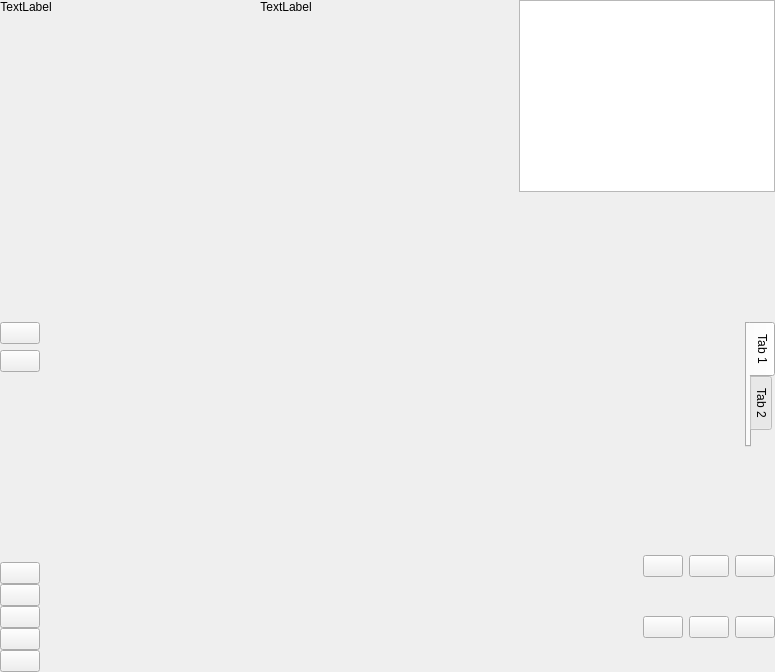
The window that src/ui/battle_widget.ui (k88936/UnRustedWarfare) describes before a commit, drawn with Qt 5.
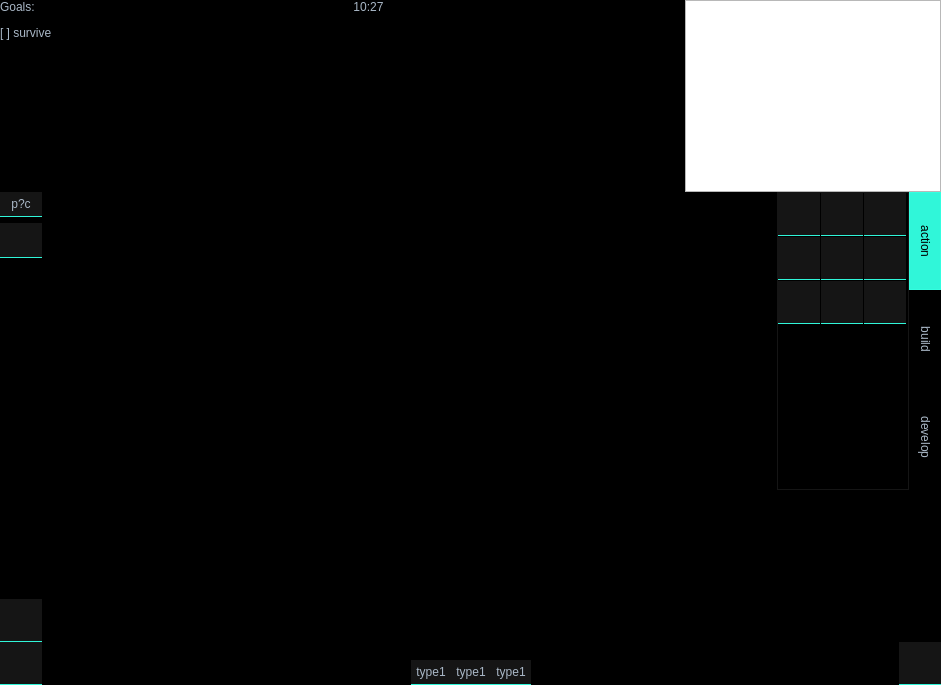
The same window after the commit. The open tabs and pages were chosen to show the change. Icons and pictures are not drawn.

```diff
--- a/src/ui/battle_widget.ui
+++ b/src/ui/battle_widget.ui
@@ -6,13 +6,374 @@
    <rect>
     <x>0</x>
     <y>0</y>
-    <width>775</width>
-    <height>672</height>
+    <width>941</width>
+    <height>685</height>
    </rect>
   </property>
   <property name="windowTitle">
    <string>battle_widget</string>
   </property>
+  <property name="styleSheet">
+   <string notr="true">/*
+Material Dark Style Sheet for QT Applications
+Author: Jaime A. Quiroga P.
+Inspired on https://github.com/jxfwinter/qt-material-stylesheet
+Company: GTRONICK
+Last updated: 04/12/2018, 15:00.
+Available at: https://github.com/GTRONICK/QSS/blob/master/MaterialDark.qss
+*/
+QMainWindow {
+	background-color:#000000;
+}
+.QWidget{
+ 	background-color: #000000;
+}
+ QDialog {
+	background-color:#000000;
+}
+QColorDialog {
+	background-color:#000000;
+}
+QTextEdit {
+	background-color:#000000;
+	color: #a9b7c6;
+} 
+QPlainTextEdit {
+	selection-background-color:#007b50;
+	background-color:#000000;
+	border-style: solid;
+	border-top-color: transparent;
+	border-right-color: transparent;
+	border-left-color: transparent;
+	border-bottom-color: transparent;
+	border-width: 1px;
+	color: #a9b7c6;
+} 
+QPushButton{
+	border-style: solid;
+	border-radius:0px;
+	border-top-color: transparent;
+	border-right-color: transparent;
+	border-left-color: transparent;
+	border-bottom-color: #30F6D9;
+	border-bottom-width: 1px;
+	border-style: solid;
+	color: #a9b7c6;
+padding:5px;
+	background-color: #151515;
+	
+}
+QPushButton::default{
+	border-bottom-width: 2px;
+	border-bottom-color: #32FFE0;
+	color: #32FFE0;
+}
+
+QPushButton:hover{
+	color: #000000;
+	background-color: #30F6D9;
+	
+}
+QPushButton:pressed{
+	color: #000000;
+	background-color: #2BDABD;
+}
+QPushButton:disabled{
+	border-bottom-color: #505050;
+	color: #505050;
+	background-color: #151515;
+}
+/* QToolButton {
+	border-style: solid;
+	border-top-color: transparent;
+	border-right-color: transparent;
+	border-left-color: transparent;
+	border-bottom-color: #04b97f;
+	border-bottom-width: 1px;
+	border-style: solid;
+	color: #a9b7c6;
+	padding: 2px;
+	background-color: #000000;
+}
+QToolButton:hover{
+	border-style: solid;
+	border-top-color: transparent;
+	border-right-color: transparent;
+	border-left-color: transparent;
+	border-bottom-color: #37efba;
+	border-bottom-width: 2px;
+	border-style: solid;
+	color: #FFFFFF;
+	padding-bottom: 1px;
+	background-color: #000000;
+} */ 
+QLineEdit {
+	border-width: 1px; 
+	border-radius: 0px;
+	border-color: #505050;
+	border-style: inset;
+	padding: 0px;
+	color: #a9b7c6;
+	background:#151515;
+	selection-background-color:#505050;
+	selection-color: #2BDABD;
+}
+QLabel {
+	color: #a9b7c6;
+}
+/* QLCDNumber {
+	color: #37e6b4;
+} */ 
+QProgressBar {
+	color: transparent;
+	border-style:inset;
+	border-width: 1px; 
+	border-radius: 0px;
+	border-color: #30F6D9;
+	background-color:#151515;
+}
+QProgressBar::chunk {
+	background-color: #30F6D9;
+	width:5px;
+	margin:0px;
+	border-radius: 0px;
+}
+/* QMenuBar {
+	background-color: #000000;
+}
+QMenuBar::item {
+	color: #a9b7c6;
+  	spacing: 3px;
+  	padding: 1px 4px;
+  	background: #000000;
+}
+
+QMenuBar::item:selected {
+  	background:#000000;
+	color: #FFFFFF;
+}
+QMenu::item:selected {
+	border-style: solid;
+	border-top-color: transparent;
+	border-right-color: transparent;
+	border-left-color: #04b97f;
+	border-bottom-color: transparent;
+	border-left-width: 2px;
+	color: #FFFFFF;
+	padding-left:15px;
+	padding-top:4px;
+	padding-bottom:4px;
+	padding-right:7px;
+	background-color: #000000;
+}
+QMenu::item {
+	border-style: solid;
+	border-top-color: transparent;
+	border-right-color: transparent;
+	border-left-color: transparent;
+	border-bottom-color: transparent;
+	border-bottom-width: 1px;
+	border-style: solid;
+	color: #a9b7c6;
+	padding-left:17px;
+	padding-top:4px;
+	padding-bottom:4px;
+	padding-right:7px;
+	background-color: #000000;
+}
+QMenu{
+	background-color:#000000;
+} */ 
+QTabWidget {
+	color:#a9b7c6;
+	background-color:#000000;
+	
+}
+QTabWidget::pane {
+	border:1px solid #151515;
+	border-radius: 0px;
+}
+QTabBar::tab{
+	border:1px solid #000000;
+	border-radius: 0px;
+	color: #a9b7c6;
+	padding:8px;
+	background-color: #000000;
+}
+QTabBar::tab:top,QTabBar::tab:bottom{
+min-width:80px;
+}
+QTabBar::tab:left,QTabBar::tab:right{
+min-height:80px;
+}
+ QTabBar::tab:hover {
+	color: #30F6D9;
+}
+QTabBar::tab:top:hover{
+	border-bottom-color:#30F6D9;
+}
+QTabBar::tab:bottom:hover{
+	border-top-color:#30F6D9;
+}
+QTabBar::tab:left:hover{
+	border-right-color:#30F6D9;
+}
+QTabBar::tab:right:hover{
+	border-left-color:#30F6D9;
+}
+QTabBar::tab:selected, QTabBar::tab:last:selected {
+	color: #000000;
+	border-color: #32FFE0;
+	background-color: #30F6D9;
+}
+
+QCheckBox {
+	color: #a9b7c6;
+	border:1px solid #151515;
+	border-radius:0px;
+	background-color:#151515;
+	padding-left: 4px;
+}
+
+
+QCheckBox:hover {
+	border-color: #30F6D9;
+	color:#30F6D9;
+}
+QCheckBox::indicator{
+	height: 10px;
+	width: 10px;
+	border-style:solid;
+	border-width: 1px;
+	border-color: #a9b7c6;
+}
+QCheckBox::indicator:checked {
+	background-color: #30F6D9;
+	border-color:#30F6D9
+}
+QCheckBox::indicator:unchecked {
+	background-color: transparent;
+}
+QCheckBox:disabled {
+	color: #505050;
+}
+/* QRadioButton {
+	color: #a9b7c6;
+	background-color: #000000;
+	padding: 1px;
+}
+QRadioButton::indicator:checked {
+	height: 10px;
+	width: 10px;
+	border-style:solid;
+	border-radius:5px;
+	border-width: 1px;
+	border-color: #04b97f;
+	color: #a9b7c6;
+	background-color: #04b97f;
+}
+QRadioButton::indicator:unchecked {
+	height: 10px;
+	width: 10px;
+	border-style:solid;
+	border-radius:5px;
+	border-width: 1px;
+	border-color: #04b97f;
+	color: #a9b7c6;
+	background-color: transparent;
+} */ 
+QStatusBar {
+	color:#ffffff;
+}
+QSpinBox {
+	color: #a9b7c6;	
+	background-color: #000000;
+}
+QDoubleSpinBox {
+	color: #a9b7c6;	
+	background-color: #000000;
+}
+QTimeEdit {
+	color: #a9b7c6;	
+	background-color: #000000;
+}
+QDateTimeEdit {
+	color: #a9b7c6;	
+	background-color: #000000;
+}
+QDateEdit {
+	color: #a9b7c6;	
+	background-color: #000000;
+}
+QComboBox {
+	color: #a9b7c6;	
+	background: #000000;
+}
+QComboBox:editable {
+	background: #000000;
+	color: #a9b7c6;
+	selection-background-color: #000000;
+}
+QComboBox QAbstractItemView {
+	color: #a9b7c6;	
+	background: #000000;
+	selection-color: #FFFFFF;
+	selection-background-color: #000000;
+}
+QComboBox:!editable:on, QComboBox::drop-down:editable:on {
+	color: #a9b7c6;	
+	background: #000000;
+}
+QFontComboBox {
+	color: #a9b7c6;	
+	background-color: #000000;
+}
+QToolBox {
+	color: #a9b7c6;
+	background-color: #000000;
+}
+QToolBox::tab {
+	color: #a9b7c6;
+	background-color: #000000;
+}
+QToolBox::tab:selected {
+	color: #FFFFFF;
+	background-color: #000000;
+}
+QScrollArea {
+	color: #a9b7c6;
+	background-color: #000000;
+}
+QSlider{
+background-color: #000000
+}
+QSlider::groove:horizontal {
+	height: 1px;
+}
+QSlider::groove:vertical {
+	width: 1px;
+}
+QSlider::handle{
+	background-color: #32FFE0;
+	border: 1px solid #151515;
+	border-radius: 0px;
+}
+QSlider::handle:horizontal {
+	width: 6px;
+	margin: -4px 0;
+}
+QSlider::handle:vertical {
+	height: 6px;
+	margin: 0 -4px;
+}
+QSlider::add-page{
+    background: #a9b7c6;
+}
+QSlider::sub-page {
+    background: #2BDABD;
+}
+</string>
+  </property>
   <layout class="QGridLayout" name="gridLayout">
    <property name="leftMargin">
     <number>0</number>
@@ -31,7 +392,7 @@
    </property>
    <item row="0" column="0">
     <widget class="QWidget" name="widget" native="true">
-     <layout class="QVBoxLayout" name="verticalLayout_3">
+     <layout class="QVBoxLayout" name="verticalLayout_5">
       <property name="spacing">
        <number>0</number>
       </property>
@@ -52,10 +413,10 @@
         <item>
          <widget class="QLabel" name="tasks_label">
           <property name="text">
-           <string>TextLabel</string>
+           <string>&lt;html&gt;&lt;head/&gt;&lt;body&gt;&lt;p&gt;Goals:&lt;/p&gt;&lt;p&gt;[ ] survive&lt;/p&gt;&lt;/body&gt;&lt;/html&gt;</string>
           </property>
           <property name="alignment">
-           <set>Qt::AlignmentFlag::AlignHCenter|Qt::AlignmentFlag::AlignTop</set>
+           <set>Qt::AlignmentFlag::AlignLeading|Qt::AlignmentFlag::AlignLeft|Qt::AlignmentFlag::AlignTop</set>
           </property>
          </widget>
         </item>
@@ -75,7 +436,7 @@
         <item>
          <widget class="QLabel" name="time_label">
           <property name="text">
-           <string>TextLabel</string>
+           <string>&lt;html&gt;&lt;head/&gt;&lt;body&gt;&lt;p&gt;10:27&lt;/p&gt;&lt;p&gt;&lt;br/&gt;&lt;/p&gt;&lt;/body&gt;&lt;/html&gt;</string>
           </property>
           <property name="scaledContents">
            <bool>false</bool>
@@ -110,19 +471,6 @@
         </item>
        </layout>
       </item>
-      <item>
-       <spacer name="verticalSpacer">
-        <property name="orientation">
-         <enum>Qt::Orientation::Vertical</enum>
-        </property>
-        <property name="sizeHint" stdset="0">
-         <size>
-          <width>20</width>
-          <height>130</height>
-         </size>
-        </property>
-       </spacer>
-      </item>
       <item>
        <layout class="QHBoxLayout" name="horizontalLayout_2">
         <item>
@@ -136,13 +484,16 @@
           <item>
            <widget class="QPushButton" name="pause_button">
             <property name="sizePolicy">
-             <sizepolicy hsizetype="Fixed" vsizetype="Fixed">
+             <sizepolicy hsizetype="Minimum" vsizetype="Minimum">
               <horstretch>0</horstretch>
               <verstretch>0</verstretch>
              </sizepolicy>
             </property>
+            <property name="styleSheet">
+             <string notr="true"/>
+            </property>
             <property name="text">
-             <string/>
+             <string>p?c</string>
             </property>
             <property name="flat">
              <bool>false</bool>
@@ -150,19 +501,14 @@
            </widget>
           </item>
           <item>
-           <widget class="QPushButton" name="pushButton_6">
-            <property name="sizePolicy">
-             <sizepolicy hsizetype="Fixed" vsizetype="Fixed">
-              <horstretch>0</horstretch>
-              <verstretch>0</verstretch>
-             </sizepolicy>
+           <widget class="QPushButton" name="button_speed">
+            <property name="styleSheet">
+             <string notr="true">QPushButton{min-width: 32px;min-height: 24px;max-width:32px;max-height:24px;image: url(:/ui/speed_highlight.png);}QPushButton:hover,QPushButton:pressed{image: url(:/ui/speed_dark.png);}
+</string>
             </property>
             <property name="text">
              <string/>
             </property>
-            <property name="flat">
-             <bool>false</bool>
-            </property>
            </widget>
           </item>
           <item>
@@ -196,7 +542,7 @@
         <item>
          <widget class="QTabWidget" name="tool_tabs">
           <property name="sizePolicy">
-           <sizepolicy hsizetype="Preferred" vsizetype="Preferred">
+           <sizepolicy hsizetype="Minimum" vsizetype="Fixed">
             <horstretch>0</horstretch>
             <verstretch>0</verstretch>
            </sizepolicy>
@@ -213,6 +559,9 @@
           <property name="elideMode">
            <enum>Qt::TextElideMode::ElideLeft</enum>
           </property>
+          <property name="usesScrollButtons">
+           <bool>false</bool>
+          </property>
           <property name="documentMode">
            <bool>false</bool>
           </property>
@@ -226,34 +575,275 @@
            <bool>false</bool>
           </property>
           <widget class="QWidget" name="tab">
+           <property name="sizePolicy">
+            <sizepolicy hsizetype="Preferred" vsizetype="Preferred">
+             <horstretch>0</horstretch>
+             <verstretch>0</verstretch>
+            </sizepolicy>
+           </property>
            <attribute name="title">
-            <string>Tab 1</string>
+            <string>action</string>
            </attribute>
+           <layout class="QGridLayout" name="gridLayout_3">
+            <property name="leftMargin">
+             <number>0</number>
+            </property>
+            <property name="topMargin">
+             <number>0</number>
+            </property>
+            <property name="rightMargin">
+             <number>0</number>
+            </property>
+            <property name="bottomMargin">
+             <number>0</number>
+            </property>
+            <property name="spacing">
+             <number>1</number>
+            </property>
+            <item row="0" column="0">
+             <widget class="QPushButton" name="button_upgrade">
+              <property name="sizePolicy">
+               <sizepolicy hsizetype="Preferred" vsizetype="Preferred">
+                <horstretch>0</horstretch>
+                <verstretch>0</verstretch>
+               </sizepolicy>
+              </property>
+              <property name="styleSheet">
+               <string notr="true">QPushButton{min-width: 32px;min-height: 32px;max-width: 32px;max-height: 32px;image: url(:/ui/upgrade_highlight.png);}QPushButton:hover,QPushButton:pressed{image: url(:/ui/upgrade_dark.png);}
+</string>
+              </property>
+              <property name="text">
+               <string/>
+              </property>
+             </widget>
+            </item>
+            <item row="1" column="0">
+             <widget class="QPushButton" name="button_fix">
+              <property name="sizePolicy">
+               <sizepolicy hsizetype="Preferred" vsizetype="Preferred">
+                <horstretch>0</horstretch>
+                <verstretch>0</verstretch>
+               </sizepolicy>
+              </property>
+              <property name="styleSheet">
+               <string notr="true">QPushButton{min-width: 32px;min-height: 32px;max-width: 32px;max-height: 32px;image: url(:/ui/repair_highlight.png);}QPushButton:hover,QPushButton:pressed{image: url(:/ui/repair_dark.png);}
+</string>
+              </property>
+              <property name="text">
+               <string/>
+              </property>
+             </widget>
+            </item>
+            <item row="1" column="1">
+             <widget class="QPushButton" name="button_march">
+              <property name="sizePolicy">
+               <sizepolicy hsizetype="Preferred" vsizetype="Preferred">
+                <horstretch>0</horstretch>
+                <verstretch>0</verstretch>
+               </sizepolicy>
+              </property>
+              <property name="styleSheet">
+               <string notr="true">QPushButton{min-width: 32px;min-height: 32px;max-width: 32px;max-height: 32px;image: url(:/ui/march_highlight.png);}QPushButton:hover,QPushButton:pressed{image: url(:/ui/march_dark.png);}
+</string>
+              </property>
+              <property name="text">
+               <string/>
+              </property>
+             </widget>
+            </item>
+            <item row="3" column="0">
+             <widget class="QPushButton" name="button_delete">
+              <property name="sizePolicy">
+               <sizepolicy hsizetype="Preferred" vsizetype="Preferred">
+                <horstretch>0</horstretch>
+                <verstretch>0</verstretch>
+               </sizepolicy>
+              </property>
+              <property name="styleSheet">
+               <string notr="true">QPushButton{min-width: 32px;min-height: 32px;max-width: 32px;max-height: 32px;image: url(:/ui/delete_highlight.png);}QPushButton:hover,QPushButton:pressed{image: url(:/ui/delete_dark.png);}
+</string>
+              </property>
+              <property name="text">
+               <string/>
+              </property>
+             </widget>
+            </item>
+            <item row="0" column="1">
+             <widget class="QPushButton" name="button_explore">
+              <property name="sizePolicy">
+               <sizepolicy hsizetype="Preferred" vsizetype="Preferred">
+                <horstretch>0</horstretch>
+                <verstretch>0</verstretch>
+               </sizepolicy>
+              </property>
+              <property name="styleSheet">
+               <string notr="true">QPushButton{min-width: 32px;min-height: 32px;max-width: 32px;max-height: 32px;image: url(:/ui/explore_highlight.png);}QPushButton:hover,QPushButton:pressed{image: url(:/ui/explore_dark.png);}
+</string>
+              </property>
+              <property name="text">
+               <string/>
+              </property>
+             </widget>
+            </item>
+            <item row="3" column="1">
+             <widget class="QPushButton" name="button_patrol">
+              <property name="sizePolicy">
+               <sizepolicy hsizetype="Preferred" vsizetype="Preferred">
+                <horstretch>0</horstretch>
+                <verstretch>0</verstretch>
+               </sizepolicy>
+              </property>
+              <property name="styleSheet">
+               <string notr="true">QPushButton{min-width: 32px;min-height: 32px;max-width: 32px;max-height: 32px;image: url(:/ui/patrol_highlight.png);}QPushButton:hover,QPushButton:pressed{image: url(:/ui/patrol_dark.png);}
+</string>
+              </property>
+              <property name="text">
+               <string/>
+              </property>
+             </widget>
+            </item>
+            <item row="0" column="2">
+             <widget class="QPushButton" name="button_attack">
+              <property name="sizePolicy">
+               <sizepolicy hsizetype="Preferred" vsizetype="Preferred">
+                <horstretch>0</horstretch>
+                <verstretch>0</verstretch>
+               </sizepolicy>
+              </property>
+              <property name="styleSheet">
+               <string notr="true">QPushButton{min-width: 32px;min-height: 32px;max-width: 32px;max-height: 32px;image: url(:/ui/attack_highlight.png);}QPushButton:hover,QPushButton:pressed{image: url(:/ui/attack_dark.png);}
+</string>
+              </property>
+              <property name="text">
+               <string/>
+              </property>
+             </widget>
+            </item>
+            <item row="3" column="2">
+             <widget class="QPushButton" name="button_stay">
+              <property name="sizePolicy">
+               <sizepolicy hsizetype="Preferred" vsizetype="Preferred">
+                <horstretch>0</horstretch>
+                <verstretch>0</verstretch>
+               </sizepolicy>
+              </property>
+              <property name="styleSheet">
+               <string notr="true">QPushButton{min-width: 32px;min-height: 32px;max-width: 32px;max-height: 32px;image: url(:/ui/stay_highlight.png);}QPushButton:hover,QPushButton:pressed{image: url(:/ui/stay_dark.png);}
+</string>
+              </property>
+              <property name="text">
+               <string/>
+              </property>
+             </widget>
+            </item>
+            <item row="1" column="2">
+             <widget class="QPushButton" name="button_defence">
+              <property name="sizePolicy">
+               <sizepolicy hsizetype="Preferred" vsizetype="Preferred">
+                <horstretch>0</horstretch>
+                <verstretch>0</verstretch>
+               </sizepolicy>
+              </property>
+              <property name="styleSheet">
+               <string notr="true">QPushButton{min-width: 32px;min-height: 32px;max-width: 32px;max-height: 32px;image: url(:/ui/defence_highlight.png);}QPushButton:hover,QPushButton:pressed{image: url(:/ui/defence_dark.png);}
+</string>
+              </property>
+              <property name="text">
+               <string/>
+              </property>
+             </widget>
+            </item>
+            <item row="4" column="0">
+             <spacer name="verticalSpacer_7">
+              <property name="orientation">
+               <enum>Qt::Orientation::Vertical</enum>
+              </property>
+              <property name="sizeHint" stdset="0">
+               <size>
+                <width>20</width>
+                <height>40</height>
+               </size>
+              </property>
+             </spacer>
+            </item>
+           </layout>
           </widget>
           <widget class="QWidget" name="tab_2">
            <attribute name="title">
-            <string>Tab 2</string>
+            <string>build</string>
            </attribute>
+           <layout class="QGridLayout" name="gridLayout_2">
+            <property name="leftMargin">
+             <number>0</number>
+            </property>
+            <property name="topMargin">
+             <number>0</number>
+            </property>
+            <property name="rightMargin">
+             <number>0</number>
+            </property>
+            <property name="bottomMargin">
+             <number>0</number>
+            </property>
+            <property name="spacing">
+             <number>1</number>
+            </property>
+            <item row="0" column="0">
+             <spacer name="verticalSpacer_8">
+              <property name="orientation">
+               <enum>Qt::Orientation::Vertical</enum>
+              </property>
+              <property name="sizeHint" stdset="0">
+               <size>
+                <width>20</width>
+                <height>40</height>
+               </size>
+              </property>
+             </spacer>
+            </item>
+           </layout>
+          </widget>
+          <widget class="QWidget" name="tab_3">
+           <attribute name="title">
+            <string>develop</string>
+           </attribute>
+           <layout class="QGridLayout" name="gridLayout_4">
+            <property name="leftMargin">
+             <number>0</number>
+            </property>
+            <property name="topMargin">
+             <number>0</number>
+            </property>
+            <property name="rightMargin">
+             <number>0</number>
+            </property>
+            <property name="bottomMargin">
+             <number>0</number>
+            </property>
+            <property name="spacing">
+             <number>1</number>
+            </property>
+            <item row="0" column="0">
+             <spacer name="verticalSpacer_9">
+              <property name="orientation">
+               <enum>Qt::Orientation::Vertical</enum>
+              </property>
+              <property name="sizeHint" stdset="0">
+               <size>
+                <width>20</width>
+                <height>293</height>
+               </size>
+              </property>
+             </spacer>
+            </item>
+           </layout>
           </widget>
          </widget>
         </item>
        </layout>
       </item>
       <item>
-       <spacer name="verticalSpacer_2">
-        <property name="orientation">
-         <enum>Qt::Orientation::Vertical</enum>
-        </property>
-        <property name="sizeHint" stdset="0">
-         <size>
-          <width>20</width>
-          <height>40</height>
-         </size>
-        </property>
-       </spacer>
-      </item>
-      <item>
-       <layout class="QHBoxLayout" name="horizontalLayout_3">
+       <layout class="QHBoxLayout" name="horizontalLayout_4">
         <item>
          <layout class="QVBoxLayout" name="verticalLayout">
           <item>
@@ -272,27 +862,15 @@
           <item>
            <widget class="QPushButton" name="queue0">
             <property name="sizePolicy">
-             <sizepolicy hsizetype="Fixed" vsizetype="Fixed">
+             <sizepolicy hsizetype="Preferred" vsizetype="Preferred">
               <horstretch>0</horstretch>
               <verstretch>0</verstretch>
              </sizepolicy>
             </property>
-            <property name="text">
-             <string/>
+            <property name="styleSheet">
+             <string notr="true">QPushButton{min-width: 32px;min-height: 32px;max-width:32px;max-height:32px;image: url(:/ui/add-group_highlight.png);}QPushButton:hover,QPushButton:pressed{image: url(:/ui/add-group_dark.png);}
+</string>
             </property>
-            <property name="flat">
-             <bool>false</bool>
-            </property>
-           </widget>
-          </item>
-          <item>
-           <widget class="QPushButton" name="queue1">
-            <property name="sizePolicy">
-             <sizepolicy hsizetype="Fixed" vsizetype="Fixed">
-              <horstretch>0</horstretch>
-              <verstretch>0</verstretch>
-             </sizepolicy>
-            </property>
             <property name="text">
              <string/>
             </property>
@@ -304,42 +882,14 @@
           <item>
            <widget class="QPushButton" name="pushButton_5">
             <property name="sizePolicy">
-             <sizepolicy hsizetype="Fixed" vsizetype="Fixed">
+             <sizepolicy hsizetype="Preferred" vsizetype="Preferred">
               <horstretch>0</horstretch>
               <verstretch>0</verstretch>
              </sizepolicy>
             </property>
-            <property name="text">
-             <string/>
-            </property>
-            <property name="flat">
-             <bool>false</bool>
-            </property>
-           </widget>
-          </item>
-          <item>
-           <widget class="QPushButton" name="pushButton_4">
-            <property name="sizePolicy">
-             <sizepolicy hsizetype="Fixed" vsizetype="Fixed">
-              <horstretch>0</horstretch>
-              <verstretch>0</verstretch>
-             </sizepolicy>
-            </property>
-            <property name="text">
-             <string/>
-            </property>
-            <property name="flat">
-             <bool>false</bool>
-            </property>
-           </widget>
-          </item>
-          <item>
-           <widget class="QPushButton" name="pushButton">
-            <property name="sizePolicy">
-             <sizepolicy hsizetype="Fixed" vsizetype="Fixed">
-              <horstretch>0</horstretch>
-              <verstretch>0</verstretch>
-             </sizepolicy>
+            <property name="styleSheet">
+             <string notr="true">QPushButton{min-width: 32px;min-height: 32px;max-width:32px;max-height:32px;image: url(:/ui/group_highlight.png);}QPushButton:hover,QPushButton:pressed{image: url(:/ui/group_dark.png);}
+</string>
             </property>
             <property name="text">
              <string/>
@@ -365,106 +915,110 @@
          </spacer>
         </item>
         <item>
-         <layout class="QGridLayout" name="gridLayout_2">
-          <property name="sizeConstraint">
-           <enum>QLayout::SizeConstraint::SetDefaultConstraint</enum>
-          </property>
-          <property name="spacing">
-           <number>6</number>
-          </property>
-          <item row="1" column="2">
-           <widget class="QPushButton" name="pushButton_13">
-            <property name="sizePolicy">
-             <sizepolicy hsizetype="Fixed" vsizetype="Fixed">
-              <horstretch>0</horstretch>
-              <verstretch>0</verstretch>
-             </sizepolicy>
+         <layout class="QVBoxLayout" name="verticalLayout_3">
+          <item>
+           <spacer name="verticalSpacer_2">
+            <property name="orientation">
+             <enum>Qt::Orientation::Vertical</enum>
             </property>
-            <property name="text">
-             <string/>
+            <property name="sizeHint" stdset="0">
+             <size>
+              <width>20</width>
+              <height>40</height>
+             </size>
             </property>
-            <property name="flat">
-             <bool>false</bool>
-            </property>
-           </widget>
+           </spacer>
           </item>
-          <item row="0" column="2">
-           <widget class="QPushButton" name="pushButton_12">
-            <property name="sizePolicy">
-             <sizepolicy hsizetype="Fixed" vsizetype="Fixed">
-              <horstretch>0</horstretch>
-              <verstretch>0</verstretch>
-             </sizepolicy>
-            </property>
-            <property name="text">
-             <string/>
-            </property>
-            <property name="flat">
-             <bool>false</bool>
-            </property>
-           </widget>
+          <item>
+           <layout class="QHBoxLayout" name="horizontalLayout_3">
+            <item>
+             <widget class="QPushButton" name="button_type">
+              <property name="sizePolicy">
+               <sizepolicy hsizetype="Preferred" vsizetype="Preferred">
+                <horstretch>0</horstretch>
+                <verstretch>0</verstretch>
+               </sizepolicy>
+              </property>
+              <property name="text">
+               <string>type1</string>
+              </property>
+              <property name="flat">
+               <bool>false</bool>
+              </property>
+             </widget>
+            </item>
+            <item>
+             <widget class="QPushButton" name="pushButton_9">
+              <property name="sizePolicy">
+               <sizepolicy hsizetype="Preferred" vsizetype="Preferred">
+                <horstretch>0</horstretch>
+                <verstretch>0</verstretch>
+               </sizepolicy>
+              </property>
+              <property name="text">
+               <string>type1</string>
+              </property>
+              <property name="flat">
+               <bool>false</bool>
+              </property>
+             </widget>
+            </item>
+            <item>
+             <widget class="QPushButton" name="pushButton_10">
+              <property name="sizePolicy">
+               <sizepolicy hsizetype="Preferred" vsizetype="Preferred">
+                <horstretch>0</horstretch>
+                <verstretch>0</verstretch>
+               </sizepolicy>
+              </property>
+              <property name="text">
+               <string>type1</string>
+              </property>
+              <property name="flat">
+               <bool>false</bool>
+              </property>
+             </widget>
+            </item>
+           </layout>
           </item>
-          <item row="0" column="1">
-           <widget class="QPushButton" name="pushButton_10">
-            <property name="sizePolicy">
-             <sizepolicy hsizetype="Fixed" vsizetype="Fixed">
-              <horstretch>0</horstretch>
-              <verstretch>0</verstretch>
-             </sizepolicy>
+         </layout>
+        </item>
+        <item>
+         <spacer name="horizontalSpacer_5">
+          <property name="orientation">
+           <enum>Qt::Orientation::Horizontal</enum>
+          </property>
+          <property name="sizeHint" stdset="0">
+           <size>
+            <width>40</width>
+            <height>20</height>
+           </size>
+          </property>
+         </spacer>
+        </item>
+        <item>
+         <layout class="QVBoxLayout" name="verticalLayout_4">
+          <item>
+           <spacer name="verticalSpacer_6">
+            <property name="orientation">
+             <enum>Qt::Orientation::Vertical</enum>
             </property>
-            <property name="text">
-             <string/>
+            <property name="sizeHint" stdset="0">
+             <size>
+              <width>20</width>
+              <height>40</height>
+             </size>
             </property>
-            <property name="flat">
-             <bool>false</bool>
-            </property>
-           </widget>
+           </spacer>
           </item>
-          <item row="1" column="1">
-           <widget class="QPushButton" name="pushButton_9">
-            <property name="sizePolicy">
-             <sizepolicy hsizetype="Fixed" vsizetype="Fixed">
-              <horstretch>0</horstretch>
-              <verstretch>0</verstretch>
-             </sizepolicy>
+          <item>
+           <widget class="QPushButton" name="button_select_all">
+            <property name="styleSheet">
+             <string notr="true">QPushButton{min-width: 32px;min-height: 32px;max-width:32px;max-height:32px;image: url(:/ui/all_highlight.png);}QPushButton:hover,QPushButton:pressed{image: url(:/ui/all_dark.png);}
+</string>
             </property>
             <property name="text">
              <string/>
-            </property>
-            <property name="flat">
-             <bool>false</bool>
-            </property>
-           </widget>
-          </item>
-          <item row="1" column="0">
-           <widget class="QPushButton" name="pushButton_8">
-            <property name="sizePolicy">
-             <sizepolicy hsizetype="Fixed" vsizetype="Fixed">
-              <horstretch>0</horstretch>
-              <verstretch>0</verstretch>
-             </sizepolicy>
-            </property>
-            <property name="text">
-             <string/>
-            </property>
-            <property name="flat">
-             <bool>false</bool>
-            </property>
-           </widget>
-          </item>
-          <item row="0" column="0">
-           <widget class="QPushButton" name="pushButton_11">
-            <property name="sizePolicy">
-             <sizepolicy hsizetype="Fixed" vsizetype="Fixed">
-              <horstretch>0</horstretch>
-              <verstretch>0</verstretch>
-             </sizepolicy>
-            </property>
-            <property name="text">
-             <string/>
-            </property>
-            <property name="flat">
-             <bool>false</bool>
             </property>
            </widget>
           </item>
```
Left out of the diff: 27 changed lines with no effect on the pictures.
